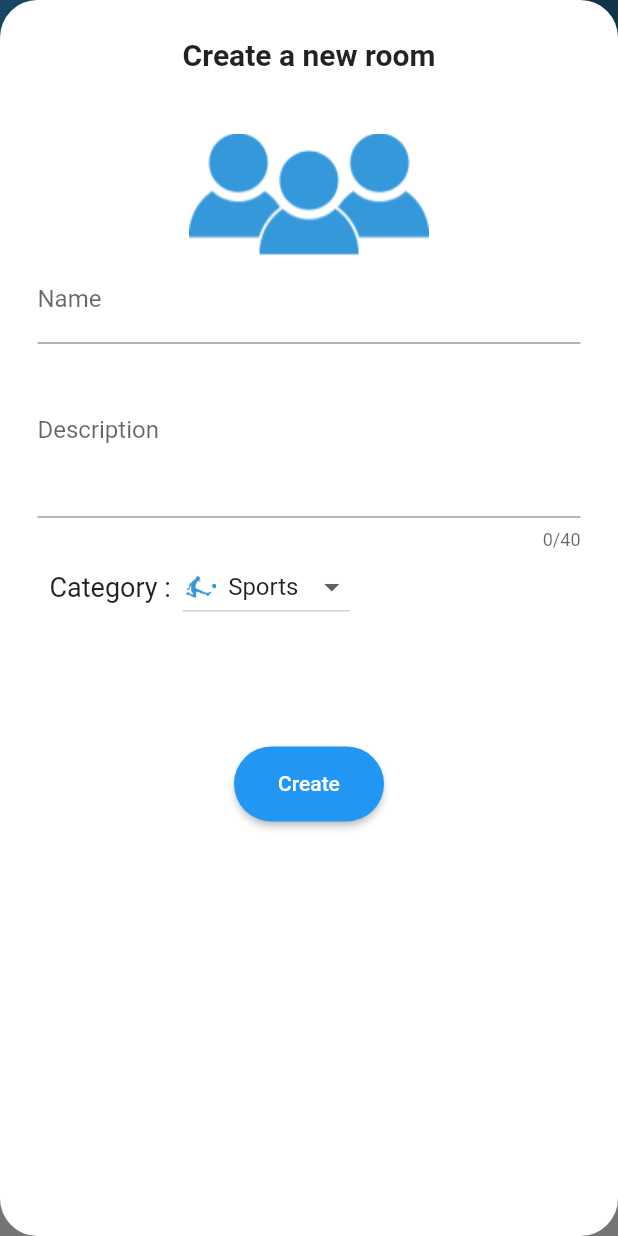
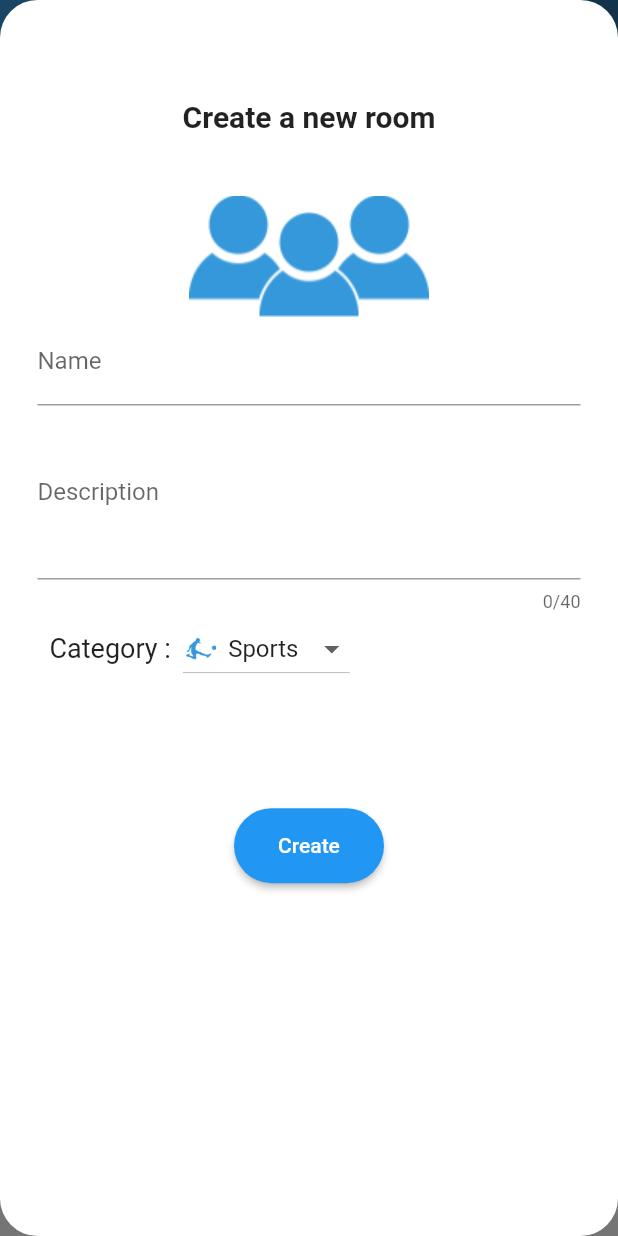
Before and after one commit to mustafasa3eed/chat, a Flutter app: the HomeScreen screen opened by its route, after a tap on the "add" icon, on a phone screen of 412 x 824 dp. Run offline on Flutter 3.47's test engine with Material 2 defaults, Android fonts, the phone set to English and light mode, and no system bars; our stand-ins replace cloud_firestore, firebase_auth, firebase_core, fluttertoast; accounts and stored records are empty.

```diff
--- a/lib/screens/create_new_room.dart
+++ b/lib/screens/create_new_room.dart
@@ -1,6 +1,5 @@
 import 'package:chat/utils.dart';
 import 'package:flutter/material.dart';
-
 class NewRoom extends StatefulWidget {
   const NewRoom({Key? key}) : super(key: key);
 
@@ -29,6 +28,9 @@ class _NewRoomState extends State<NewRoom> {
                 key: formKey,
                 child: Column(
                   children: [
+                    SizedBox(
+                      height: MediaQuery.of(context).size.height * 0.05,
+                    ),
                     const Text(
                       'Create a new room',
                       style: TextStyle(
@@ -74,7 +76,7 @@ class _NewRoomState extends State<NewRoom> {
                           ,style: TextStyle(fontSize: 18,),),
                         ),
                         DropdownButton<Category>(
-                          borderRadius: BorderRadius.circular(20),
+                          borderRadius: BorderRadius.only(topRight: Radius.circular(20),topLeft: Radius.circular(20)),
                           isExpanded: false,
                           alignment: Alignment.center,
                           onChanged: (Category? newCat){
--- a/lib/screens/home_screen.dart
+++ b/lib/screens/home_screen.dart
@@ -1,7 +1,10 @@
+import 'package:flutter/foundation.dart';
 import 'package:flutter/material.dart';
 import 'package:chat/screens/create_new_room.dart';
 class HomeScreen extends StatefulWidget {
+
   static const String routeName = 'HomeScreen';
+
   const HomeScreen({Key? key}) : super(key: key);
 
   @override
@@ -9,6 +12,8 @@ class HomeScreen extends StatefulWidget {
 }
 
 class _HomeScreenState extends State<HomeScreen> {
+  String dropdownValue = 'One';
+
   @override
   Widget build(BuildContext context) {
     return Container(
@@ -43,4 +48,6 @@ class _HomeScreenState extends State<HomeScreen> {
           );
         });
   }
+  void Categories(){
+  }
 }
```
